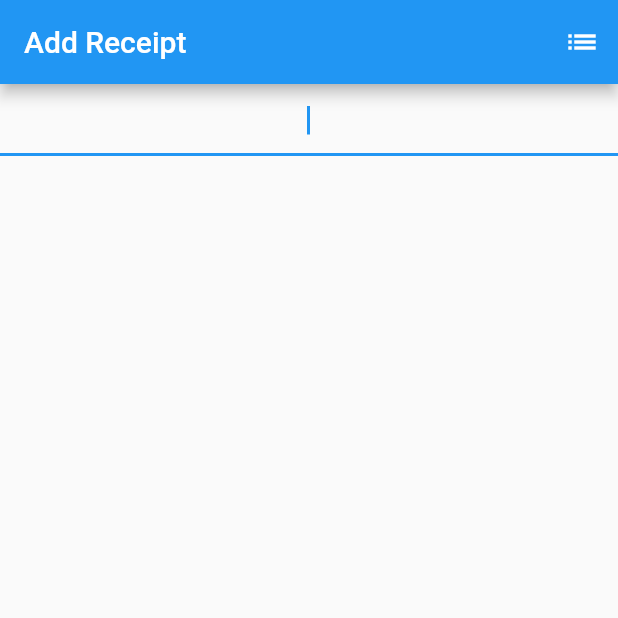
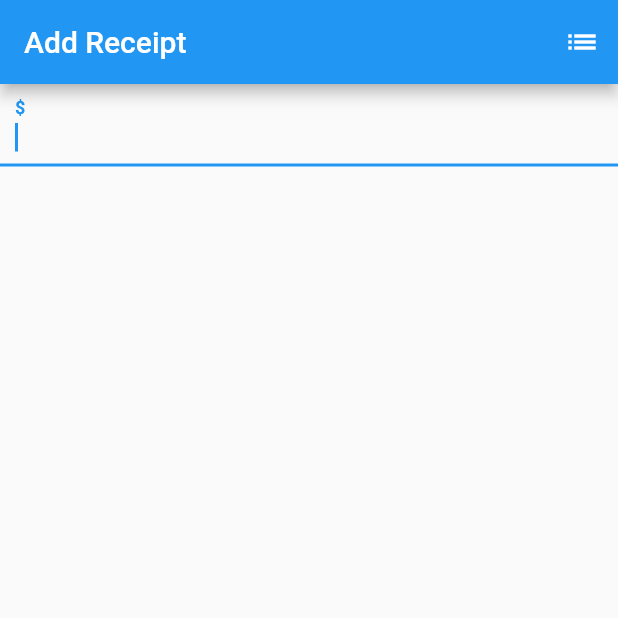
Before and after one commit to philseeley/receipts, a Flutter app: the screen it shows after launch, on a phone screen of 412 x 824 dp, the top half of it. Run offline on Flutter 3.47's test engine with Material 2 defaults, Android fonts, the phone set to English and light mode, and no system bars; our stand-ins replace location; statements that could not run were skipped.

Commit message:
Functionaly working.

```diff
--- /dev/null
+++ b/lib/Receipts.dart
@@ -0,0 +1,61 @@
+import 'package:path_provider/path_provider.dart' as path_provider;
+import 'dart:io';
+import 'dart:convert';
+
+class Reciept {
+  final DateTime date;
+  final String place;
+  final double value;
+
+  Reciept(this.date, this.place, this.value);
+
+
+  Map toJson(){
+     return { 'date': date.toIso8601String(), 'place': place, 'value': value };
+  }
+}
+
+class Receipts {
+  final List<Reciept> current = new List<Reciept>();
+  final List<Reciept> checked = new List<Reciept>();
+  File _store;
+
+  Map toJson(){
+    return { 'current': current, 'checked': checked.toList() };
+  }
+
+  load() async {
+    print('loading');
+    Directory directory = await path_provider.getApplicationDocumentsDirectory();
+    _store = new File('${directory.path}/receipts.json');
+
+    try {
+      String s = _store.readAsStringSync();
+      dynamic data = json.decode(s);
+
+      for (var r in data['current'])
+        current.add(_parse(r));
+
+      for (var r in data['checked'])
+        checked.add(_parse(r));
+    } on FileSystemException {}
+  }
+
+  Reciept _parse(dynamic r){
+    DateTime d = DateTime.parse(r['date']);
+    String l = r['place'];
+    double v = r['value'];
+
+    return new Reciept(d, l, v);
+  }
+
+  save (){
+    print('saving');
+/*
+    int i=0;
+
+    data['current'] = current[0];
+*/
+    _store.writeAsStringSync(json.encode(this));
+  }
+}
--- a/lib/main.dart
+++ b/lib/main.dart
@@ -1,123 +1,162 @@
 import 'package:flutter/material.dart';
 import 'package:http/http.dart' as http;
 import 'dart:convert';
-import 'dart:collection';
+import 'dart:async';
+import 'dart:io';
 import 'package:location/location.dart';
 import 'package:flutter/services.dart';
 import 'package:intl/intl.dart';
+import 'Receipts.dart';
 
 void main() => runApp(new ReceiptsApp());
-///
+
 class ReceiptsApp extends StatelessWidget {
+  static final Receipts receipts = new Receipts();
+
   @override
   Widget build(BuildContext context) {
+
     return new MaterialApp(
       title: 'Receipts',
-      home: new Receipts(),
+      home: new NewReceiptWidget(),
     );
   }
 }
 
-class Receipts extends StatefulWidget {
+class NewReceiptWidget extends StatefulWidget {
   @override
-  createState() => new ReceiptsState();
+  createState() => new NewReceiptState();
 }
 
-class Reciept {
-  DateTime date;
-  String location;
-  double value;
-  Reciept(DateTime d, String l, double v) {
-    date = d;
-    location = l;
-    value = v;
+class NewReceiptState extends State<NewReceiptWidget> with WidgetsBindingObserver {
+  Receipts _receipts;
+  StreamSubscription<Map<String, double>> _locationSubscription;
+
+  final Set<String> _places = new Set<String>();
+  final TextStyle _biggerFont = const TextStyle(
+      color: Colors.black, fontSize: 16.0, fontWeight: FontWeight.bold);
+  final TextEditingController _valueCtrl = new TextEditingController();
+  final Location _location = new Location();
+
+  NewReceiptState(){
+    _receipts = ReceiptsApp.receipts;
+    _receipts.load();
   }
-}
-class ReceiptsState extends State<Receipts> {
-  final List<String> _places = <String>[];
-  final Queue<Reciept> _receipts = new Queue<Reciept>();
-  final Queue<Reciept> _doneReceipts = new Queue<Reciept>();
-  final TextStyle _biggerFont = const TextStyle(color: Colors.black, fontSize: 16.0, fontWeight: FontWeight.bold);
-  TextField _valueTextField;
-  final TextEditingController _valueCtrl = new TextEditingController();
 
   @override
   void initState() {
     super.initState();
-    getPlaces();
+    _locationSubscription = _location.onLocationChanged.listen(getPlaces);
+    WidgetsBinding.instance.addObserver(this);
   }
 
-  getPlaces() async {
-    Location _location = new Location();
-    Map<String,double> location;
-    dynamic data;
-
-    try {
-      location = await _location.getLocation;
-    } catch (e){
-      location = null;
+  @override
+  dispose (){
+    print('DISPASE');
+    super.dispose();
   }
 
+  @override
+  void didChangeAppLifecycleState(AppLifecycleState state) {
+    switch(state)
+    {
+      case AppLifecycleState.paused:
+      case AppLifecycleState.inactive:
+      case AppLifecycleState.suspending:
+        _receipts.save();
+        _locationSubscription.cancel();
+        break;
+      case AppLifecycleState.resumed:
+        _locationSubscription = _location.onLocationChanged.listen(getPlaces);
+        break;
+    }
+    if(state == AppLifecycleState.paused){
+    }
+    print('STATE:$state');
+  }
+
+  getPlaces(Map<String, double> location) async {
+    dynamic data;
+//    print(location);
+    if(location['accuracy'] <= 20/2) {
+      print('remove loc subscription');
+      _locationSubscription.cancel();
+    }
     try {
       var uri = new Uri.https(
+
 /*    'maps.googleapis.com', '/maps/api/place/nearbysearch/json', {
         'key': 'AIzaSyCErmNo5wVAFa68O49BoihbeQz_Jtyk8Zk',
         'location': "-37.934747,145.038774",
         'radius': '20'
       });*/
+
       'maps.googleapis.com', '/maps/api/place/nearbysearch/json', {'key': 'AIzaSyCErmNo5wVAFa68O49BoihbeQz_Jtyk8Zk', 'location': "${location["latitude"]},${location["longitude"]}", 'radius': '20'});
 
-      var response = await http.get(uri);
-      data = JSON.decode(response.body);
+      http.Response response = await http.get(uri);
+      data = json.decode(response.body);
     } catch (e) {
-      data = e.toString();
     }
+
+//    print('DATA:${data}');
 
     // If the widget was removed from the tree while the asynchronous platform
     // message was in flight, we want to discard the reply rather than calling
     // setState to update our non-existent appearance.
     if (!mounted) return;
 
+    if(data != null)
       setState(() {
+//      _places.clear();
         for (var r in data['results']) _places.add(r['name']);
-//      _places.add('test');
+/*
+      _places.add('test0');
+      _places.add('test1');
+      _places.add('test2');
+*/
       });
   }
 
   @override
   Widget build(BuildContext context) {
-
     return new Scaffold(
-      appBar: new AppBar(
-        title: new Text('Add Receipt'),
-        actions: <Widget>[
-          new IconButton(icon: new Icon(Icons.list), onPressed: _pushReceipts),
-        ],
-      ),
+      appBar: new AppBar(title: new Text('Add Receipt'), actions: <Widget>[
+        new IconButton(
+          icon: new Icon(Icons.list),
+          onPressed: () {
+            Navigator.push(context, new MaterialPageRoute(builder: (context) {
+              return new ReceiptsWidget();
+            }));
+          },
+        )
+      ]),
       body: _buildInput(),
     );
   }
 
   Widget _buildInput() {
-    _valueTextField = new TextField(controller: _valueCtrl, autofocus: true, keyboardType: TextInputType.number, textAlign: TextAlign.center, style: _biggerFont,);
-
-    return new Column(
-        children: <Widget>[
-          _valueTextField,
+    return new Column(children: <Widget>[
+      new TextField(
+        controller: _valueCtrl,
+        autofocus: true,
+        keyboardType: TextInputType.number,
+        textAlign: TextAlign.left,
+        style: _biggerFont,
+        decoration: new InputDecoration(
+            labelText: '\$', contentPadding: new EdgeInsets.all(10.0)),
+      ),
       new Expanded(child: new ListView.builder(
-            itemBuilder: (context, i)
-            {
-              if(i >= _places.length)
+        itemBuilder: (context, i) {
+          if (i >= _places.length)
             return null;
           else
-                return _buildRow(_places[i]);
+            return _buildPlaceRow(_places.elementAt(i));
         },
       )),
-        ]
-    );
+    ]);
   }
 
-  Widget _buildRow(String place) {
+  Widget _buildPlaceRow(String place) {
     return new ListTile(
       title: new Text(
         place,
@@ -125,52 +164,88 @@ class ReceiptsState extends State<Receipts> {
       ),
       onTap: () {
         setState(() {
-          _receipts.add(new Reciept(new DateTime.now(), place, double.parse(_valueCtrl.text)));
+          double value = null;
+          try{
+            value = double.parse(_valueCtrl.text);
+
+          } catch (e) {}
+          if(value != null) {
+            _receipts.current.add(new Reciept(
+                new DateTime.now(), place, value));
+
+//            _receipts.save();
+            SystemNavigator.pop();
+//            exit(0);
+//            Navigator.pop(context);
+          }
         });
       },
     );
   }
+}
 
-  void _pushReceipts() {
-    Navigator.of(context).push(
-      new MaterialPageRoute(
-        builder: (context) {
-          final tiles = _receipts.map(
-            (Reciept receipt) {
-              var formatter = new DateFormat('yyyy-MM-dd hh:mm');
-              String formatted = formatter.format(receipt.date.toLocal());
-              return new ListTile(
-                title: new Text(
-                  '${formatted} ${receipt.location} ${receipt.value}',
-                  style: _biggerFont,
-                ),
-                onTap: () {
-                  _receipts.remove(receipt);
-                  setState(() {});
-                  },
-              );
-            },
-          );
-          final divided = ListTile
-              .divideTiles(
-                context: context,
-                tiles: tiles,
-              )
-              .toList();
+class ReceiptsWidget extends StatefulWidget {
+  @override
+  createState() => new ReceiptsState();
+}
+
+class ReceiptsState extends State<ReceiptsWidget> {
+  Receipts _receipts;
+
+  final TextStyle _biggerFont = const TextStyle(
+      color: Colors.black, fontSize: 16.0, fontWeight: FontWeight.bold);
+
+  ReceiptsState()
+  {
+    _receipts = ReceiptsApp.receipts;
+  }
+
+/*
+  @override
+  void initState() {
+    super.initState();
+  }
+
+*/
+  @override
+  Widget build(BuildContext context) {
     return new Scaffold(
       appBar: new AppBar(
         title: new Text('Receipts'),
         actions: <Widget>[
           new IconButton(icon: new Icon(Icons.undo), onPressed: _undo),
         ],
-
       ),
-            body: new ListView(children: divided),
-          );
-        },
-      ),
+      body: new ListView.builder(itemBuilder: (BuildContext context, int i) {
+        if (i >= _receipts.current.length)
+          return null;
+        else
+          return _buildReceiptRow(_receipts.current[i]);
+      }),
     );
   }
 
-  void _undo(){}
+  Widget _buildReceiptRow(Reciept receipt) {
+    var formatter = new DateFormat('yyyy-MM-dd HH:mm');
+    String formatted = formatter.format(receipt.date.toLocal());
+    return new ListTile(
+      title: new Text(
+        '${formatted} ${receipt.place} ${receipt.value}',
+        style: _biggerFont,
+      ),
+      onTap: () {
+        setState(() {
+          _receipts.current.remove(receipt);
+          _receipts.checked.add(receipt);
+        });
+      },
+    );
   }
+
+  void _undo() {
+    setState((){
+      if(_receipts.checked.length > 0)
+        _receipts.current.insert(0, _receipts.checked.removeLast());
+    });
+  }
+}
--- a/pubspec.yaml
+++ b/pubspec.yaml
@@ -7,7 +7,7 @@ dependencies:
 
   location:
   intl:
-  geo:
+  path_provider:
 
 dev_dependencies:
   flutter_test:
```
Lines whose indentation alone changed are shown as unchanged.
